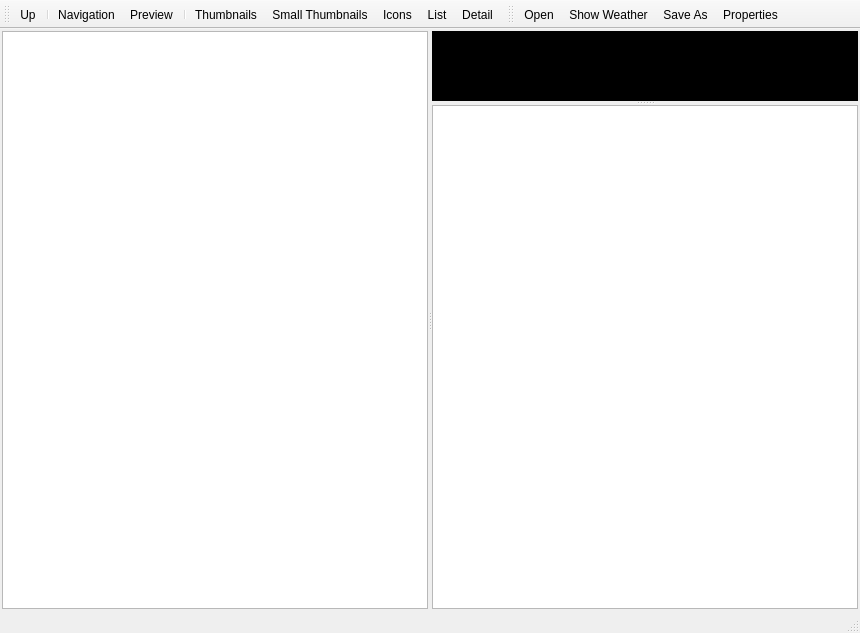
Old version of the form desktop/viewimageswindow.ui in the repository davidrg/zxweather.
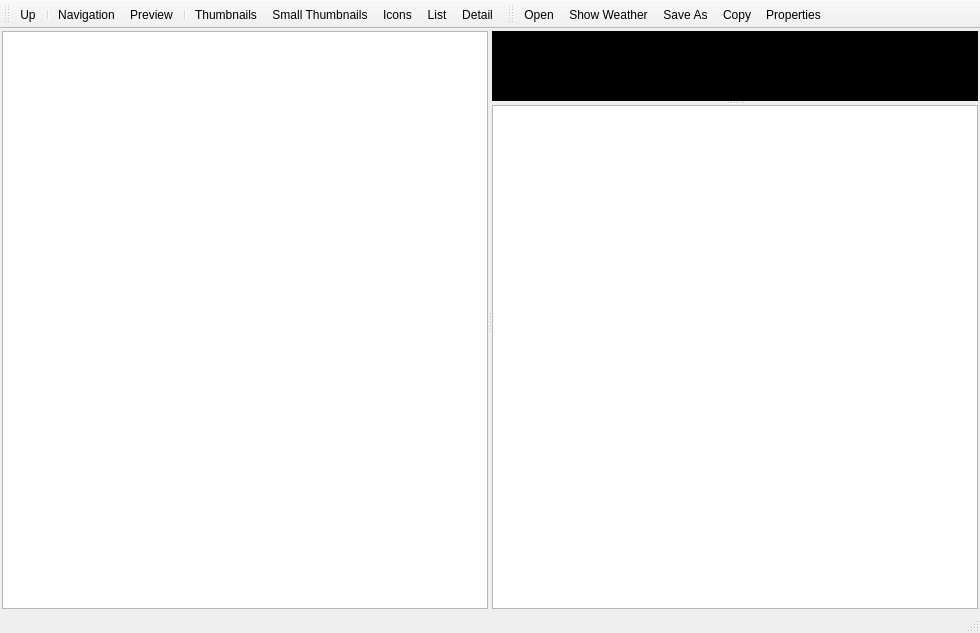
New version of the form. Icons and pictures are not drawn. Custom widgets are drawn as their Qt base class.

Commit message: desktop: Add copy option to the view images window

What changed in the file:
```diff
--- a/desktop/viewimageswindow.ui
+++ b/desktop/viewimageswindow.ui
@@ -6,7 +6,7 @@
    <rect>
     <x>0</x>
     <y>0</y>
-    <width>860</width>
+    <width>980</width>
     <height>633</height>
    </rect>
   </property>
@@ -202,6 +202,15 @@
              </color>
             </brush>
            </colorrole>
+           <colorrole role="PlaceholderText">
+            <brush brushstyle="NoBrush">
+             <color alpha="128">
+              <red>255</red>
+              <green>255</green>
+              <blue>255</blue>
+             </color>
+            </brush>
+           </colorrole>
           </active>
           <inactive>
            <colorrole role="WindowText">
@@ -339,6 +348,15 @@
              </color>
             </brush>
            </colorrole>
+           <colorrole role="PlaceholderText">
+            <brush brushstyle="NoBrush">
+             <color alpha="128">
+              <red>255</red>
+              <green>255</green>
+              <blue>255</blue>
+             </color>
+            </brush>
+           </colorrole>
           </inactive>
           <disabled>
            <colorrole role="WindowText">
@@ -476,6 +494,15 @@
              </color>
             </brush>
            </colorrole>
+           <colorrole role="PlaceholderText">
+            <brush brushstyle="NoBrush">
+             <color alpha="128">
+              <red>255</red>
+              <green>255</green>
+              <blue>255</blue>
+             </color>
+            </brush>
+           </colorrole>
           </disabled>
          </palette>
         </property>
@@ -493,8 +520,8 @@
           <rect>
            <x>0</x>
            <y>0</y>
-           <width>424</width>
-           <height>68</height>
+           <width>483</width>
+           <height>69</height>
           </rect>
          </property>
          <layout class="QGridLayout" name="gridLayout_3">
@@ -673,6 +700,7 @@
    <addaction name="actionPop_Out"/>
    <addaction name="actionShow_Weather"/>
    <addaction name="actionSave_As"/>
+   <addaction name="actionCopy"/>
    <addaction name="actionProperties"/>
   </widget>
   <action name="actionTree">
@@ -823,6 +851,24 @@
    </property>
    <property name="toolTip">
     <string>Show image properties</string>
+   </property>
+   <property name="shortcut">
+    <string>Alt+Return</string>
+   </property>
+  </action>
+  <action name="actionCopy">
+   <property name="icon">
+    <iconset resource="resources.qrc">
+     <normaloff>:/icons/copy</normaloff>:/icons/copy</iconset>
+   </property>
+   <property name="text">
+    <string>Copy</string>
+   </property>
+   <property name="toolTip">
+    <string>Copy image to the clipboard</string>
+   </property>
+   <property name="shortcut">
+    <string>Ctrl+C</string>
    </property>
   </action>
  </widget>
```
Left out of the diff: 3 changed lines with no effect on the pictures. The commit also changes 2 other files.
